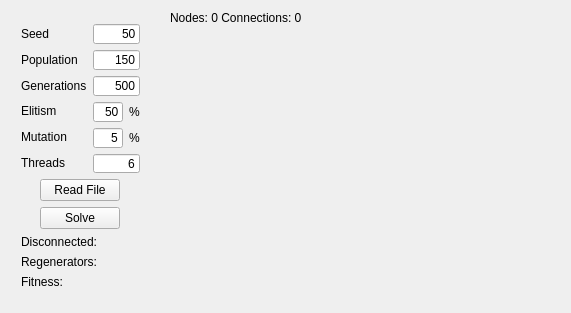
Above: mainwindow.ui from xQsme/RLP_Qt before the change. Below: the same form after it.
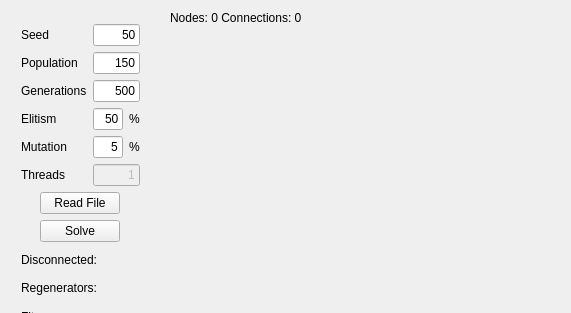
That is the form after the change.

Commit message: geneticAlgorithm super class

```diff
--- a/mainwindow.ui
+++ b/mainwindow.ui
@@ -42,13 +42,13 @@
      <string>Nodes: 0 Connections: 0</string>
     </property>
    </widget>
-   <widget class="QWidget" name="">
+   <widget class="QWidget" name="layoutWidget">
     <property name="geometry">
      <rect>
       <x>10</x>
       <y>13</y>
       <width>141</width>
-      <height>287</height>
+      <height>326</height>
      </rect>
     </property>
     <layout class="QVBoxLayout" name="verticalLayout_3">
@@ -197,12 +197,18 @@
          </item>
          <item>
           <widget class="QLineEdit" name="lineEditThreads">
+           <property name="enabled">
+            <bool>false</bool>
+           </property>
            <property name="text">
-            <string>6</string>
+            <string>1</string>
            </property>
            <property name="alignment">
             <set>Qt::AlignRight|Qt::AlignTrailing|Qt::AlignVCenter</set>
            </property>
+           <property name="readOnly">
+            <bool>false</bool>
+           </property>
           </widget>
          </item>
         </layout>
```
The commit also changes 11 other files.
